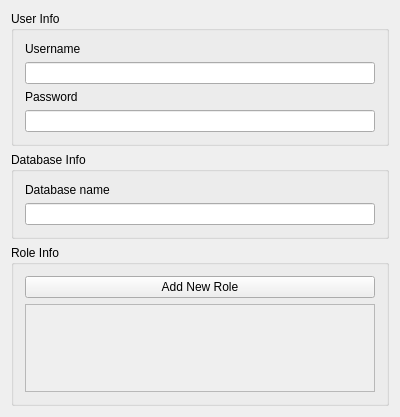
This is SimpleManager/TableCreationWindow.ui in CreativeMetalCat/SimpleManager as Qt 5 draws it before an edit. The edited form follows.
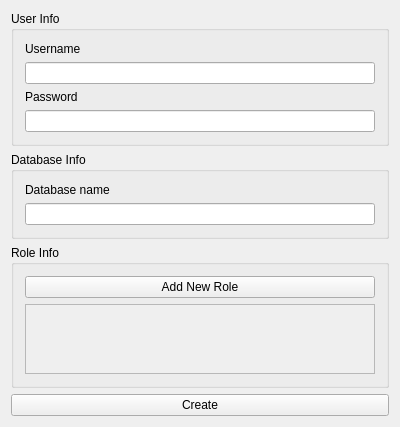
This is the edited form.

Commit message: added table creation system

```diff
--- a/SimpleManager/TableCreationWindow.ui
+++ b/SimpleManager/TableCreationWindow.ui
@@ -86,7 +86,7 @@
            <x>0</x>
            <y>0</y>
            <width>360</width>
-           <height>134</height>
+           <height>105</height>
           </rect>
          </property>
         </widget>
@@ -95,6 +95,13 @@
      </layout>
     </widget>
    </item>
+   <item>
+    <widget class="QPushButton" name="button_Create">
+     <property name="text">
+      <string>Create</string>
+     </property>
+    </widget>
+   </item>
   </layout>
  </widget>
  <layoutdefault spacing="6" margin="11"/>
```
Left out of the diff: 2 changed lines with no effect on the pictures. The commit also changes 8 other files.
